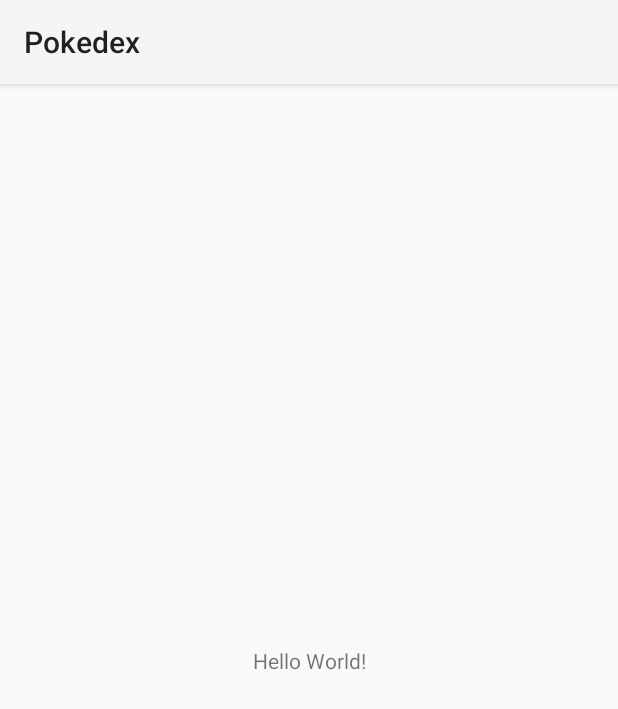
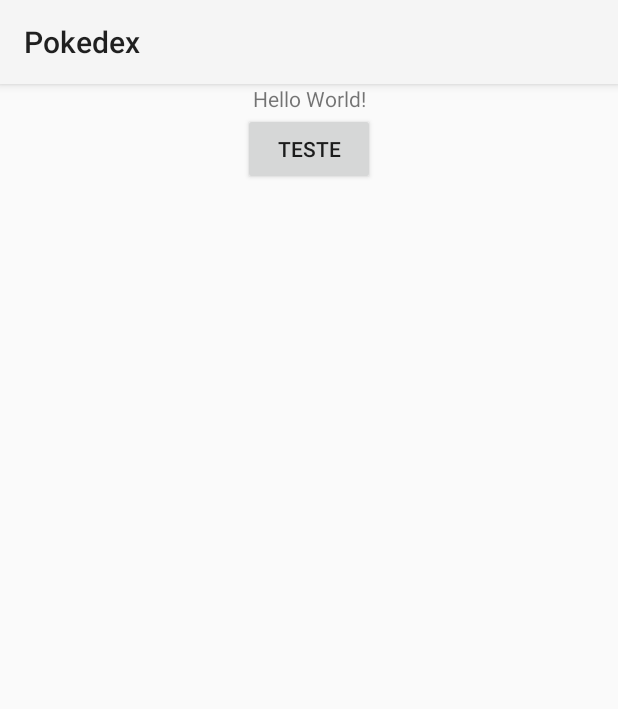
Before and after one commit to Pteroto/Pokedex, an Android app: the screen it shows after launch (MainActivity), on a phone screen of 412 x 824 dp. Shown: the top 709 px of the screen. Run offline under Robolectric (Android 15) with nearby library versions, the phone set to English and light mode, and no system bars.

Commit message:
Estudo sobre threads, enqueue de forma implicita e execute de forma explicita

```diff
--- a/app/src/main/java/com/doubleg/pokedex/MainActivity.kt
+++ b/app/src/main/java/com/doubleg/pokedex/MainActivity.kt
@@ -1,14 +1,16 @@
 package com.doubleg.pokedex
 
+import android.os.AsyncTask
 import android.os.Bundle
 import android.util.Log
+import android.widget.Button
+import android.widget.Toast
 import androidx.appcompat.app.AppCompatActivity
 import retrofit2.Call
 import retrofit2.Callback
 import retrofit2.Response
 import retrofit2.Retrofit
 import retrofit2.converter.moshi.MoshiConverterFactory
-
 
 class MainActivity : AppCompatActivity() {
     override fun onCreate(savedInstanceState: Bundle?) {
@@ -22,9 +24,19 @@ class MainActivity : AppCompatActivity() {
 
         val service: PokemonService = retrofit.create(PokemonService::class.java)
 
+        val button = findViewById<Button>(R.id.button)
+
+        //enqueueExample(button, service)
+        executeExample(button, service)
+    }
+
+    private fun enqueueExample(button: Button, service: PokemonService) {
+        button.setOnClickListener {
             service.getPokemon("bulbasaur").enqueue(object : Callback<Pokemon> {
                 override fun onResponse(call: Call<Pokemon>, response: Response<Pokemon>) {
                     if (response.isSuccessful) {
+                        Toast.makeText(this@MainActivity, response.body()?.name, Toast.LENGTH_SHORT)
+                            .show()
                         val name = response.body()?.name
                         Log.d("TESTE", name ?: "")
                         val id = response.body()?.id
@@ -38,3 +50,22 @@ class MainActivity : AppCompatActivity() {
             })
         }
     }
+
+    private fun executeExample(button: Button, service: PokemonService) {
+        button.setOnClickListener {
+            //MainThread
+            AsyncTask.execute(object : Runnable {
+                override fun run() {
+                    //BackgroundThread
+                    val response = service.getPokemon("pikachu").execute()
+                    runOnUiThread(object : Runnable {
+                        override fun run() {
+                            //MainThread
+                            Toast.makeText(this@MainActivity, response.body()?.name, Toast.LENGTH_SHORT).show()
+                        }
+                    })
+                }
+            })
+        }
+    }
+}
--- a/app/src/main/res/layout/activity_main.xml
+++ b/app/src/main/res/layout/activity_main.xml
@@ -7,12 +7,22 @@
     tools:context=".MainActivity">
 
     <TextView
+        android:id="@+id/textview"
         android:layout_width="wrap_content"
         android:layout_height="wrap_content"
         android:text="Hello World!"
-        app:layout_constraintBottom_toBottomOf="parent"
+        app:layout_constraintBottom_toTopOf="@id/button"
         app:layout_constraintLeft_toLeftOf="parent"
         app:layout_constraintRight_toRightOf="parent"
         app:layout_constraintTop_toTopOf="parent" />
 
+    <Button
+        android:id="@+id/button"
+        android:layout_width="wrap_content"
+        android:layout_height="wrap_content"
+        android:text="teste"
+        app:layout_constraintLeft_toLeftOf="parent"
+        app:layout_constraintRight_toRightOf="parent"
+        app:layout_constraintTop_toBottomOf="@id/textview" />
+
 </androidx.constraintlayout.widget.ConstraintLayout>
```
Lines whose indentation alone changed are shown as unchanged.
